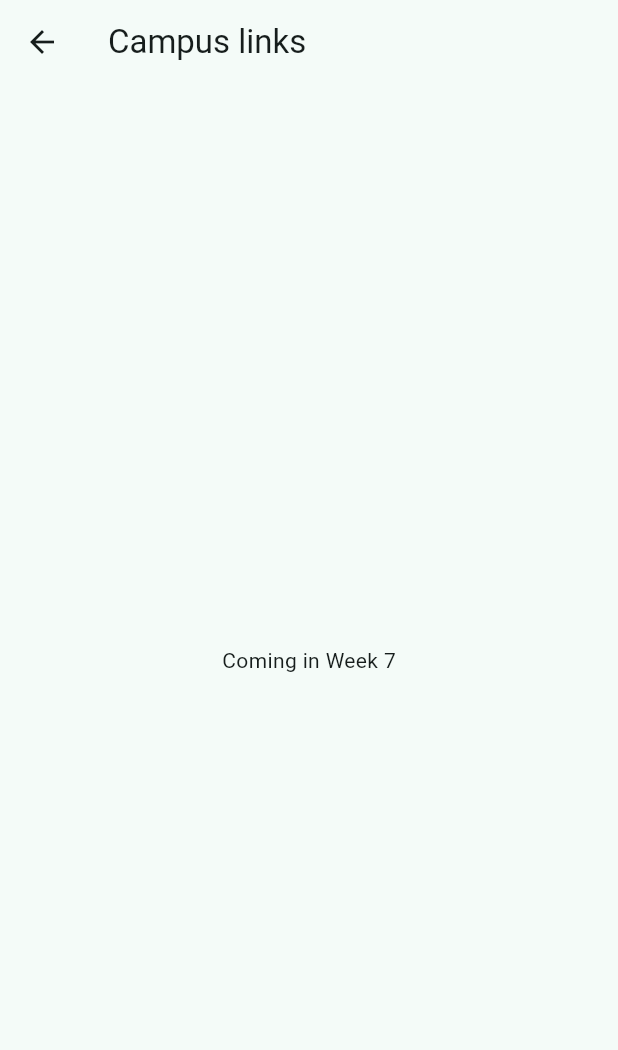
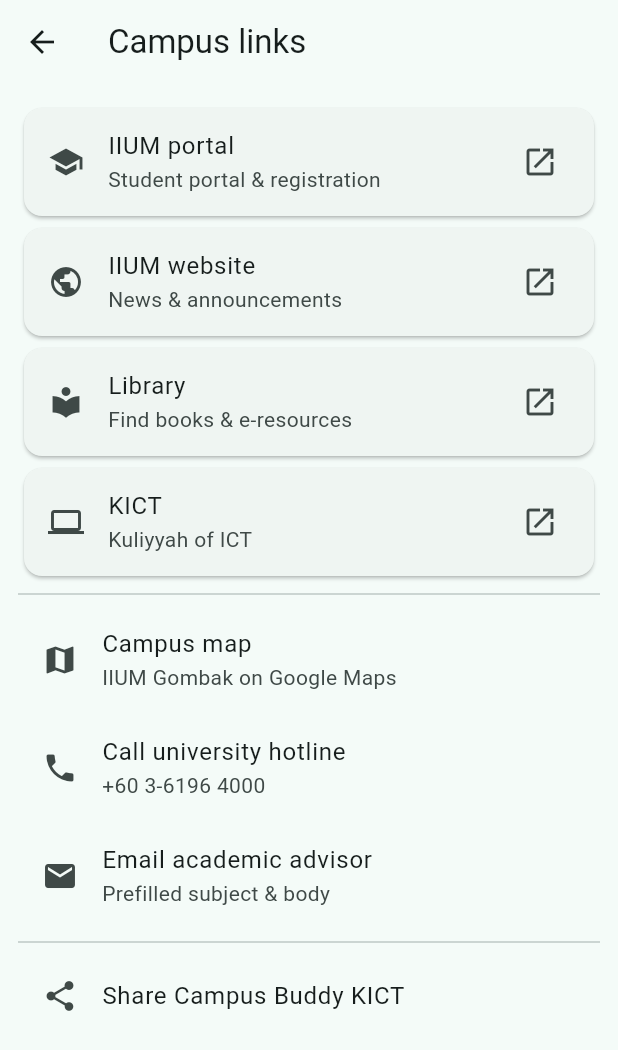
Before and after one commit to AhammadAliPK/campus_buddy_kict, a Flutter app: the screen it shows after launch, after a tap on "Campus links", on a phone screen of 412 x 824 dp. Shown: the top 1050 px of the screen. Run offline on Flutter 3.47's test engine with Material 3 defaults, Android fonts, the phone set to English and light mode, and no system bars; our stand-ins replace share_plus.

Commit message:
week 7 campus links

```diff
--- a/lib/screens/home_screen.dart
+++ b/lib/screens/home_screen.dart
@@ -2,6 +2,8 @@
 import 'package:campus_buddy_kict/screens/prayer_times_screen.dart';
 import 'package:campus_buddy_kict/screens/campus_links_screen.dart';
 import 'package:campus_buddy_kict/screens/confirm_screen.dart';
+import 'package:campus_buddy_kict/screens/links_screen.dart';
+import 'package:share_plus/share_plus.dart';
 
 class HomeScreen extends StatelessWidget {
   const HomeScreen({super.key});
@@ -12,6 +14,12 @@
       appBar: AppBar(
         title: const Text('Campus Buddy KICT'),
         actions: [
+          IconButton(
+            icon: const Icon(Icons.share),
+            onPressed: () => SharePlus.instance.share(
+              ShareParams(text: 'Campus Buddy KICT — built in CSCI 4311 at IIUM.'),
+            ),
+          ),
           IconButton(
             icon: const Icon(Icons.info_outline),
             onPressed: () => Navigator.pushNamed(context, '/about'),
@@ -35,14 +43,16 @@
           ),
           Card(
             child: ListTile(
-              leading: const Icon(Icons.link),
-              title: const Text('Campus links'),
-              subtitle: const Text('Arrives in Week 7'),
-              trailing: const Icon(Icons.chevron_right),
-              onTap: () => Navigator.push(
-                context,
-                MaterialPageRoute(builder: (_) => const CampusLinksScreen()),
-              ),
+              leading: Icon(Icons.link),
+              title: Text('Campus links'),
+              subtitle: Text('Websites, map, call, email, share'),
+              trailing: Icon(Icons.chevron_right),
+              onTap: () async {
+                await Navigator.push<bool>(
+                  context,
+                  MaterialPageRoute(builder: (_) => LinksScreen()),
+                );
+              },
             ),
           ),
           Card(
--- /dev/null
+++ b/lib/screens/links_screen.dart
@@ -0,0 +1,99 @@
+import 'dart:io';
+
+import 'package:flutter/material.dart';
+import 'package:campus_buddy_kict/services/link_opener.dart';
+import 'package:share_plus/share_plus.dart';
+
+class LinkItem {
+  final String title, subtitle;
+  final IconData icon;
+  final String uri;
+  const LinkItem(this.title, this.subtitle, this.icon, this.uri);
+}
+
+const _links = [
+  LinkItem('IIUM portal', 'Student portal & registration',
+      Icons.school, 'https://my.iium.edu.my'),
+  LinkItem('IIUM website', 'News & announcements',
+      Icons.public, 'https://www.iium.edu.my'),
+  LinkItem('Library', 'Find books & e-resources',
+      Icons.local_library, 'https://division.iium.edu.my/lib'),
+  LinkItem('KICT', 'Kuliyyah of ICT',
+      Icons.computer, 'https://www.iium.edu.my/kict'),
+];
+
+class LinksScreen extends StatelessWidget {
+  const LinksScreen({super.key});
+
+  Future<void> _open(BuildContext context, String uri) async {
+    final ok = await LinkOpener.open(uri);
+    if (!ok && context.mounted) {
+      ScaffoldMessenger.of(context).showSnackBar(
+        SnackBar(content: Text('Cannot open $uri on this device')),
+      );
+    }
+  }
+
+  void _callHotline(BuildContext context) =>
+      _open(context, 'tel:+60361964000');
+
+  void _emailAdvisor(BuildContext context) => _open(context,
+      'mailto:advisor@iium.edu.my?subject=Advising%20session'
+      '&body=Assalamualaikum%2C%20I%20would%20like%20to%20book%20a%20slot.');
+
+  void _openMap(BuildContext context) => _open(
+      context,
+      Platform.isAndroid
+          ? 'geo:3.0717,101.7182?q=IIUM+Gombak+Campus'
+          : 'https://maps.apple.com/?q=IIUM+Gombak+Campus'
+              '&ll=3.0717,101.7182');
+
+  void _share(BuildContext context) => SharePlus.instance.share(
+      ShareParams(text: 'Campus Buddy KICT — built in CSCI 4311 at IIUM.'));
+
+  @override
+  Widget build(BuildContext context) {
+    return Scaffold(
+      appBar: AppBar(title: const Text('Campus links')),
+      body: ListView(
+        padding: const EdgeInsets.all(12),
+        children: [
+          ..._links.map((l) => Card(
+                child: ListTile(
+                  leading: Icon(l.icon),
+                  title: Text(l.title),
+                  subtitle: Text(l.subtitle),
+                  trailing: const Icon(Icons.open_in_new),
+                  onTap: () => _open(context, l.uri),
+                ),
+              )),
+          const Divider(),
+          ListTile(
+            leading: const Icon(Icons.map),
+            title: const Text('Campus map'),
+            subtitle: const Text('IIUM Gombak on Google Maps'),
+            onTap: () => _openMap(context),
+          ),
+          ListTile(
+            leading: const Icon(Icons.phone),
+            title: const Text('Call university hotline'),
+            subtitle: const Text('+60 3-6196 4000'),
+            onTap: () => _callHotline(context),
+          ),
+          ListTile(
+            leading: const Icon(Icons.mail),
+            title: const Text('Email academic advisor'),
+            subtitle: const Text('Prefilled subject & body'),
+            onTap: () => _emailAdvisor(context),
+          ),
+          const Divider(),
+          ListTile(
+            leading: const Icon(Icons.share),
+            title: const Text('Share Campus Buddy KICT'),
+            onTap: () => _share(context),
+          ),
+        ],
+      ),
+    );
+  }
+}
--- a/lib/shell_screen.dart
+++ b/lib/shell_screen.dart
@@ -39,13 +39,14 @@
               selectedIcon: Icon(Icons.list),
               label: 'Courses'),
           NavigationDestination(
+              icon: Icon(Icons.note_outlined),
+              selectedIcon: Icon(Icons.note),
+              label: 'Notes'),
+          NavigationDestination(
               icon: Icon(Icons.person_outline),
               selectedIcon: Icon(Icons.person),
               label: 'Profile'),
-          NavigationDestination(
-              icon: Icon(Icons.note_outlined),
-              selectedIcon: Icon(Icons.note),
-              label: 'Notes'),
+
         ],
       ),
     );
```
Also changed, not shown: lib/services/link_opener.dart (added, +15 -0 lines), pubspec.yaml (+8 -0 lines), assets/icon.png (added), pubspec.lock, 1 other file.
